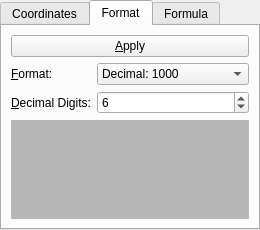
This is matrix/matrixcontroltabs.ui in narunlifescience/AlphaPlot as Qt 5 draws it before an edit. The edited form follows.
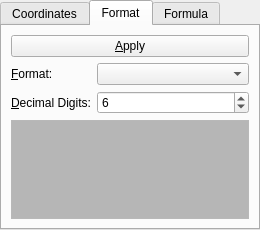
This is the edited form. The open tabs and pages were chosen to show the change.

Diff of the .ui file:
```diff
--- a/matrix/matrixcontroltabs.ui
+++ b/matrix/matrixcontroltabs.ui
@@ -249,6 +249,14 @@
       </layout>
      </widget>
      <widget class="QWidget" name="format_tab" >
+      <property name="geometry" >
+       <rect>
+        <x>0</x>
+        <y>0</y>
+        <width>256</width>
+        <height>203</height>
+       </rect>
+      </property>
       <attribute name="title" >
        <string>Format</string>
       </attribute>
@@ -303,18 +311,8 @@
 &lt;p style=" margin-top:0px; margin-bottom:0px; margin-left:0px; margin-right:0px; -qt-block-indent:0; text-indent:0px;">Choose the display format&lt;/p>&lt;/body>&lt;/html></string>
          </property>
          <property name="currentIndex" >
-          <number>0</number>
+          <number>-1</number>
          </property>
-         <item>
-          <property name="text" >
-           <string>Decimal: 1000</string>
-          </property>
-         </item>
-         <item>
-          <property name="text" >
-           <string>Scientific: 1E3</string>
-          </property>
-         </item>
         </widget>
        </item>
        <item row="3" column="0" >
```
Left out of the diff: 41 changed lines with no effect on the pictures.
